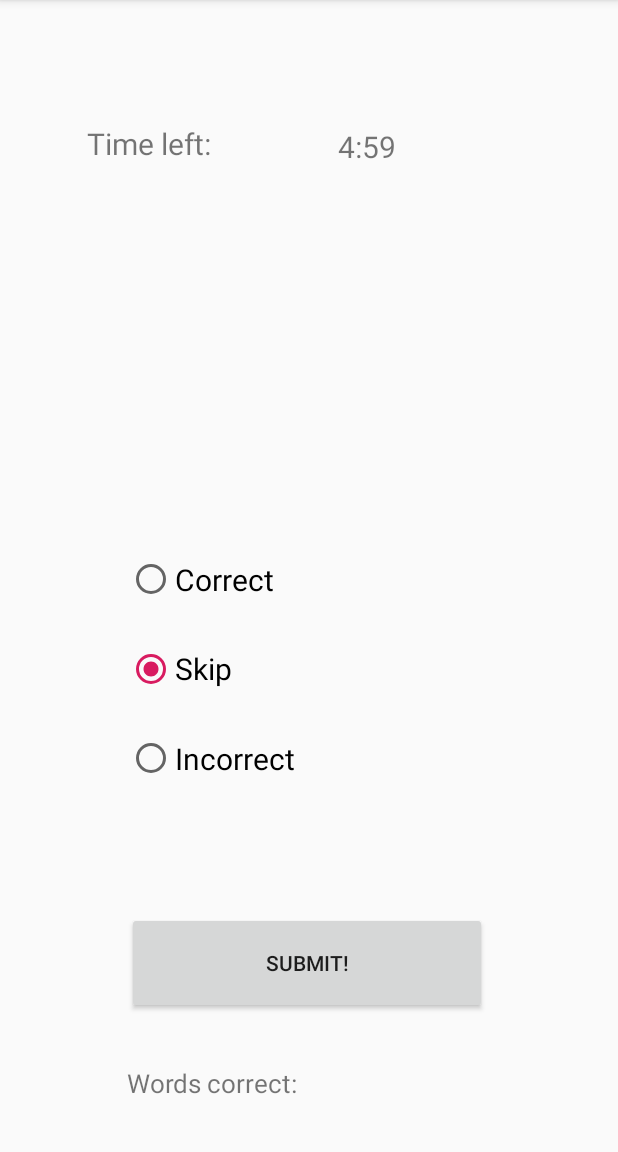
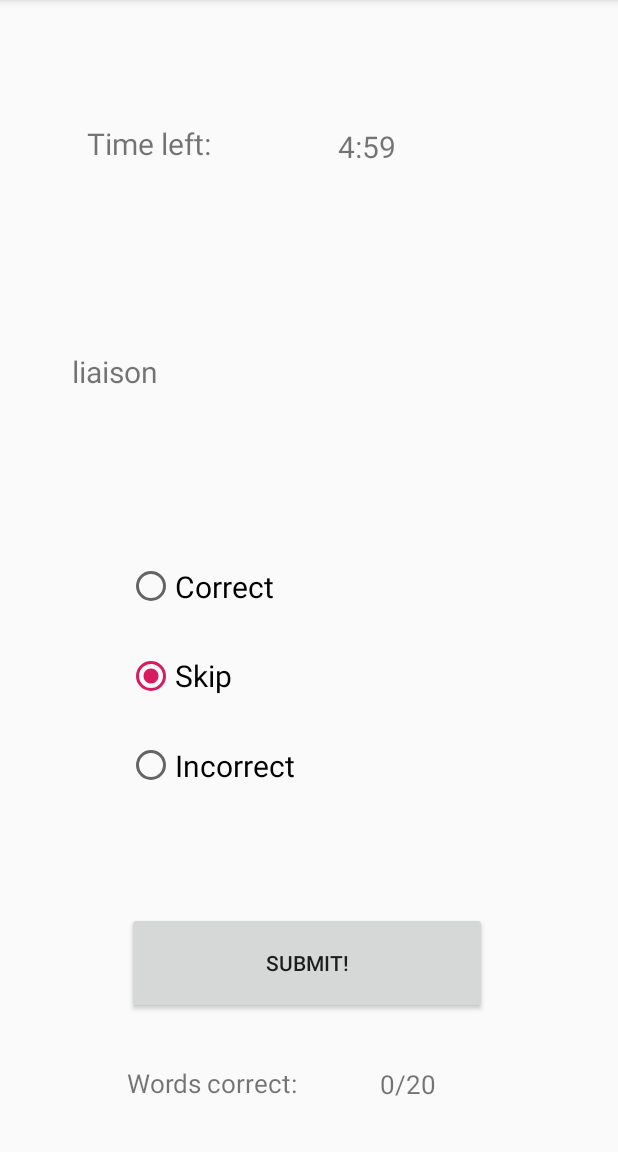
Before and after one commit to anseljohn/ACS, an Android app: the GameActivity screen opened directly, with no data from a screen before it, on a phone screen of 412 x 824 dp, the part 84-1236 px from its top. Run offline under Robolectric (Android 15) with nearby library versions, the phone set to English and light mode, and no system bars.

Commit message:
End screen, restart, keep track of points

```diff
--- a/SpellingGame/app/src/main/java/com/example/spellinggame/GameActivity.java
+++ b/SpellingGame/app/src/main/java/com/example/spellinggame/GameActivity.java
@@ -2,6 +2,7 @@ package com.example.spellinggame;
 
 import androidx.appcompat.app.AppCompatActivity;
 
+import android.content.Intent;
 import android.os.Bundle;
 import android.os.CountDownTimer;
 import android.view.View;
@@ -49,12 +50,13 @@ public class GameActivity extends AppCompatActivity {
                                  new Word(false, "outragous"),
                                  new Word(true, "tyranny"),
                                  new Word(false, "tyrany")};
-    private ArrayList<Word> words = (ArrayList<Word>) Arrays.asList(wordsArray);
+    private ArrayList<Word> words = new ArrayList<>(Arrays.asList(wordsArray));
 
     CountDownTimer timer;
 
     @Override
     protected void onCreate(Bundle savedInstanceState) {
+        System.out.println("Got to oncreate");
         super.onCreate(savedInstanceState);
         setContentView(R.layout.activity_game);
 
@@ -93,6 +95,7 @@ public class GameActivity extends AppCompatActivity {
                 nextWord(selectedRadioButtonIndex);
             }
         });
+        System.out.println("End create");
     }
 
     public void nextWord(int selectedRadioButtonIndex) {
@@ -111,7 +114,7 @@ public class GameActivity extends AppCompatActivity {
             }
         }
         words.remove(wordToSpell);
-        wordToSpell = words.get((int)(Math.random() * 20));
+        wordToSpell = words.get((int)(Math.random() * wordsToGo));
         wordToSpellTextView.setText(wordToSpell.word);
         String setWordsToGo = wordsToGo + "/20";
         wordsToGoTextView.setText(setWordsToGo);
@@ -121,6 +124,8 @@ public class GameActivity extends AppCompatActivity {
     }
 
     public void end() {
-
+        Toast.makeText(this, "You lost you poopoo! You got " + wordsCorrect + "/20 correct!", Toast.LENGTH_LONG).show();
+        Intent main = new Intent(getApplicationContext(), MainActivity.class);
+        startActivity(main);
     }
 }
--- a/SpellingGame/app/src/main/res/layout/activity_game.xml
+++ b/SpellingGame/app/src/main/res/layout/activity_game.xml
@@ -29,8 +29,8 @@
 
     <TextView
         android:id="@+id/wordText"
-        android:layout_width="86dp"
-        android:layout_height="0dp"
+        android:layout_width="316dp"
+        android:layout_height="34dp"
         android:layout_marginTop="124dp"
         android:textSize="20sp"
         app:layout_constraintEnd_toEndOf="parent"
@@ -107,7 +107,13 @@
         android:layout_width="wrap_content"
         android:layout_height="wrap_content"
         android:textSize="17sp"
-        tools:layout_editor_absoluteX="211dp"
-        tools:layout_editor_absoluteY="674dp" />
+        android:text="0/20"
+        android:gravity="center"
+        app:layout_constraintBottom_toBottomOf="parent"
+        app:layout_constraintEnd_toEndOf="parent"
+        app:layout_constraintHorizontal_bias="0.311"
+        app:layout_constraintStart_toEndOf="@+id/wordsCorrectText"
+        app:layout_constraintTop_toBottomOf="@+id/submitAnswer"
+        app:layout_constraintVertical_bias="0.507" />
 
 </androidx.constraintlayout.widget.ConstraintLayout>
```
